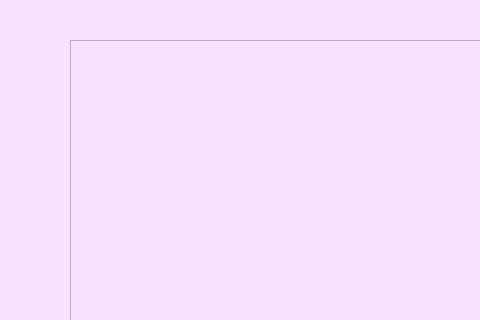
Before: the Qt Designer form UI/w_decklist/decklist.ui in Saigz/task_tracker_qt, drawn with Qt 5; both pictures show x 0 to 480 and y 0 to 320 of the 800 by 600 pixel window.
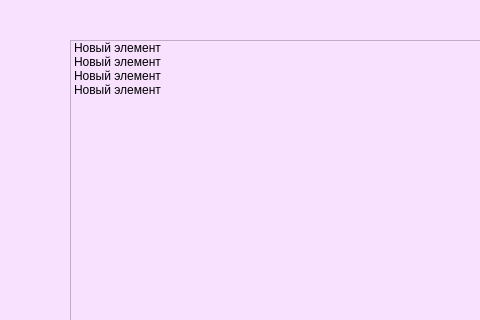
After: the same form once the commit is applied.

```diff
--- a/UI/w_decklist/decklist.ui
+++ b/UI/w_decklist/decklist.ui
@@ -28,7 +28,31 @@
     </property>
     <layout class="QVBoxLayout" name="verticalLayout">
      <item>
-      <widget class="QListWidget" name="listWidget"/>
+      <widget class="QListWidget" name="listWidget">
+       <property name="autoFillBackground">
+        <bool>false</bool>
+       </property>
+       <item>
+        <property name="text">
+         <string>Новый элемент</string>
+        </property>
+       </item>
+       <item>
+        <property name="text">
+         <string>Новый элемент</string>
+        </property>
+       </item>
+       <item>
+        <property name="text">
+         <string>Новый элемент</string>
+        </property>
+       </item>
+       <item>
+        <property name="text">
+         <string>Новый элемент</string>
+        </property>
+       </item>
+      </widget>
      </item>
      <item>
       <layout class="QHBoxLayout" name="horizontalLayout">
```
